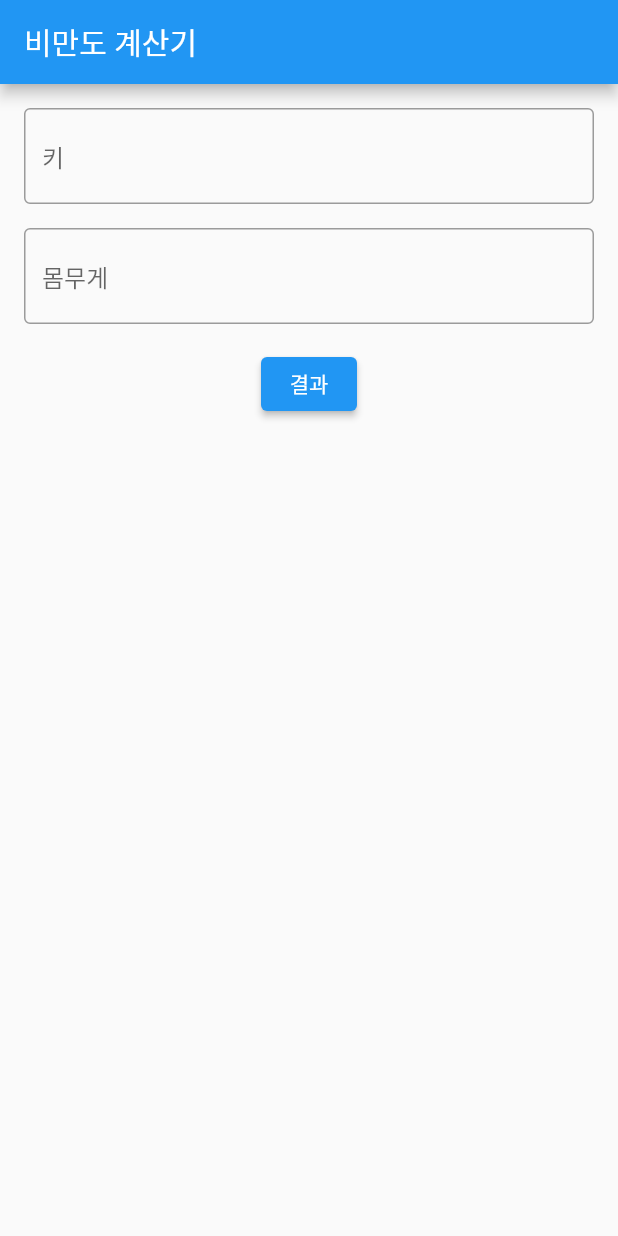
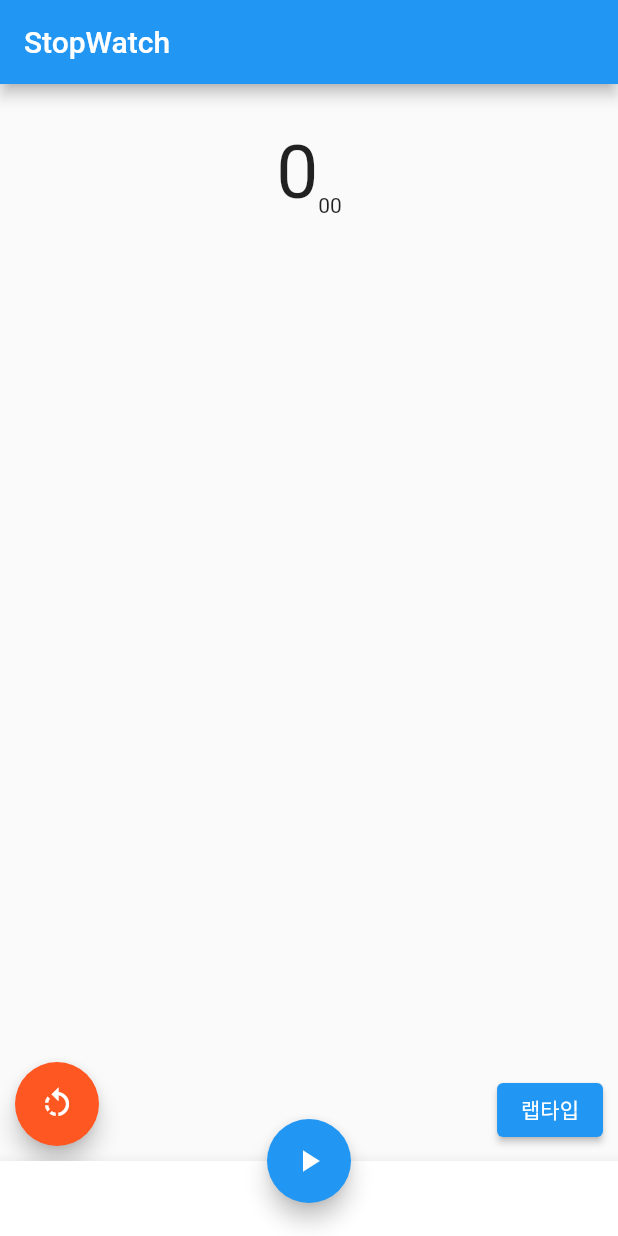
Before and after one commit to kang-yg/StudyFlutter, a Flutter app: the screen it shows after launch, on a phone screen of 412 x 824 dp. Run offline on Flutter 3.47's test engine with Material 2 defaults, Android fonts, the phone set to English and light mode, and no system bars.

Commit message:
StopWatch

```diff
--- a/lib/main.dart
+++ b/lib/main.dart
@@ -1,4 +1,5 @@
-import 'package:firstflutter/BmiResult.dart';
+import 'dart:async';
+
 import 'package:flutter/material.dart';
 
 void main() {
@@ -9,7 +10,7 @@ class MyApp extends StatelessWidget {
   @override
   Widget build(BuildContext context) {
     return MaterialApp(
-        title: 'Flutter Demo',
+        title: 'StopWatch',
         theme: ThemeData(
           primarySwatch: Colors.blue,
         ),
@@ -23,15 +24,15 @@ class MyHomePage extends StatefulWidget {
 }
 
 class _MyHomePageState extends State<MyHomePage> {
-  final _fromKey = GlobalKey<FormState>();
-  final _heightController = TextEditingController();
-  final _weightController = TextEditingController();
+  late Timer _timer;
+  var _time = 0;
+  var _isRunning = false;
+
+  List<String> _lapTimes = [];
 
   @override
   void dispose() {
-    _heightController.dispose();
-    _weightController.dispose();
-
+    _timer.cancel();
     super.dispose();
   }
 
@@ -39,64 +40,108 @@ class _MyHomePageState extends State<MyHomePage> {
   Widget build(BuildContext context) {
     return Scaffold(
       appBar: AppBar(
-        title: Text('비만도 계산기'),
+        title: Text('StopWatch'),
       ),
-      body: Container(
-        padding: const EdgeInsets.all(16.0),
-        child: Form(
-          key: _fromKey,
-          child: Column(
+      body: _buildBody(),
+      bottomNavigationBar: BottomAppBar(
+        child: Container(height: 50.0),
+      ),
+      floatingActionButton: FloatingActionButton(
+        onPressed: () => setState(() {
+          _clickButton();
+        }),
+        child: _isRunning ? Icon(Icons.pause) : Icon(Icons.play_arrow),
+      ),
+      floatingActionButtonLocation: FloatingActionButtonLocation.centerDocked,
+    );
+  }
+
+  Widget _buildBody() {
+    var sec = _time ~/ 100;
+    var hundredth = '${_time % 100}'.padLeft(2, '0');
+
+    return Center(
+      child: Padding(
+        padding: const EdgeInsets.only(top: 30),
+        child: Stack(
           children: <Widget>[
-              TextFormField(
-                decoration: InputDecoration(
-                    border: OutlineInputBorder(), hintText: '키'),
-                keyboardType: TextInputType.number,
-                controller: _heightController,
-                validator: (value) {
-                  if (value!.trim().isEmpty) {
-                    return '키를 입력하세요';
-                  } else {
-                    return null;
-                  }
-                },
+            Column(
+              children: <Widget>[
+                Row(
+                  mainAxisAlignment: MainAxisAlignment.center,
+                  crossAxisAlignment: CrossAxisAlignment.end,
+                  children: <Widget>[
+                    Text(
+                      '$sec',
+                      style: TextStyle(fontSize: 50.0),
                     ),
-              SizedBox(height: 16.0),
-              TextFormField(
-                decoration: InputDecoration(
-                    border: OutlineInputBorder(), hintText: '몸무게'),
-                keyboardType: TextInputType.number,
-                controller: _weightController,
-                validator: (value) {
-                  if (value!.trim().isEmpty) {
-                    return '몸무게를 입력하세요';
-                  } else {
-                    return null;
-                  }
-                },
+                    Text('$hundredth')
+                  ],
                 ),
                 Container(
-                margin: const EdgeInsets.only(top: 16.0),
-                alignment: Alignment.center,
-                child: ElevatedButton(
-                  onPressed: () {
-                    if (_fromKey.currentState!.validate()) {
-                      // 검증 처리
-                      Navigator.push(
-                          context,
-                          MaterialPageRoute(
-                              builder: (context) => BmiResult(
-                                  double.parse(_heightController.text.trim()),
-                                  double.parse(
-                                      _weightController.text.trim()))));
-                    }
-                  },
-                  child: Text('결과'),
+                  width: 100,
+                  height: 200,
+                  child: ListView(
+                    children: _lapTimes.map((time) => Text(time)).toList(),
                   ),
-              )
+                ),
               ],
             ),
+            Positioned(
+                left: 10,
+                bottom: 10,
+                child: FloatingActionButton(
+                    backgroundColor: Colors.deepOrange,
+                    child: Icon(Icons.rotate_left),
+                    onPressed: _reset)),
+            Positioned(
+                right: 10,
+                bottom: 10,
+                child: ElevatedButton(
+                    child: Text('랩타입'),
+                    onPressed: () {
+                      setState(() {
+                        _recordLapTime('$sec.$hundredth');
+                      });
+                    }))
+          ],
         ),
       ),
     );
   }
+
+  void _clickButton() {
+    _isRunning = !_isRunning;
+
+    if (_isRunning) {
+      _start();
+    } else {
+      _pause();
     }
+  }
+
+  void _start() {
+    _timer = Timer.periodic(Duration(microseconds: 10), (timer) {
+      setState(() {
+        _time++;
+      });
+    });
+  }
+
+  void _pause() {
+    _timer.cancel();
+  }
+
+  void _reset() {
+    setState(() {
+      _isRunning = false;
+      _timer.cancel();
+      _lapTimes.clear();
+      _time = 0;
+    });
+  }
+
+  void _recordLapTime(String time) {
+    _lapTimes.insert(0, '${_lapTimes.length + 1}등 $time');
+  }
+}
```
Also changed, not shown: lib/BmiResult.dart (deleted, +0 -68 lines). Lines whose indentation alone changed are shown as unchanged.
